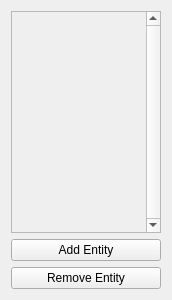
The window that ShapeRenderer/hyerarchywidget.ui (dafral/Advanced-Graphic-Production) describes before a commit, drawn with Qt 5.
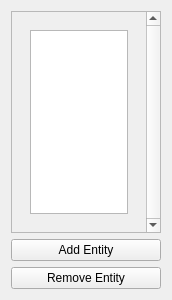
The same window after the commit. Custom widgets are drawn as their Qt base class.

```diff
--- a/ShapeRenderer/hyerarchywidget.ui
+++ b/ShapeRenderer/hyerarchywidget.ui
@@ -33,7 +33,13 @@
       </property>
       <layout class="QVBoxLayout" name="verticalLayout_2">
        <item>
-        <widget class="HyerarchyWidget" name="hyerarchyWidget" native="true"/>
+        <widget class="HyerarchyWidget" name="hyerarchyWidget" native="true">
+         <layout class="QVBoxLayout" name="verticalLayout_3">
+          <item>
+           <widget class="QListWidget" name="listWidget"/>
+          </item>
+         </layout>
+        </widget>
        </item>
       </layout>
      </widget>
```
